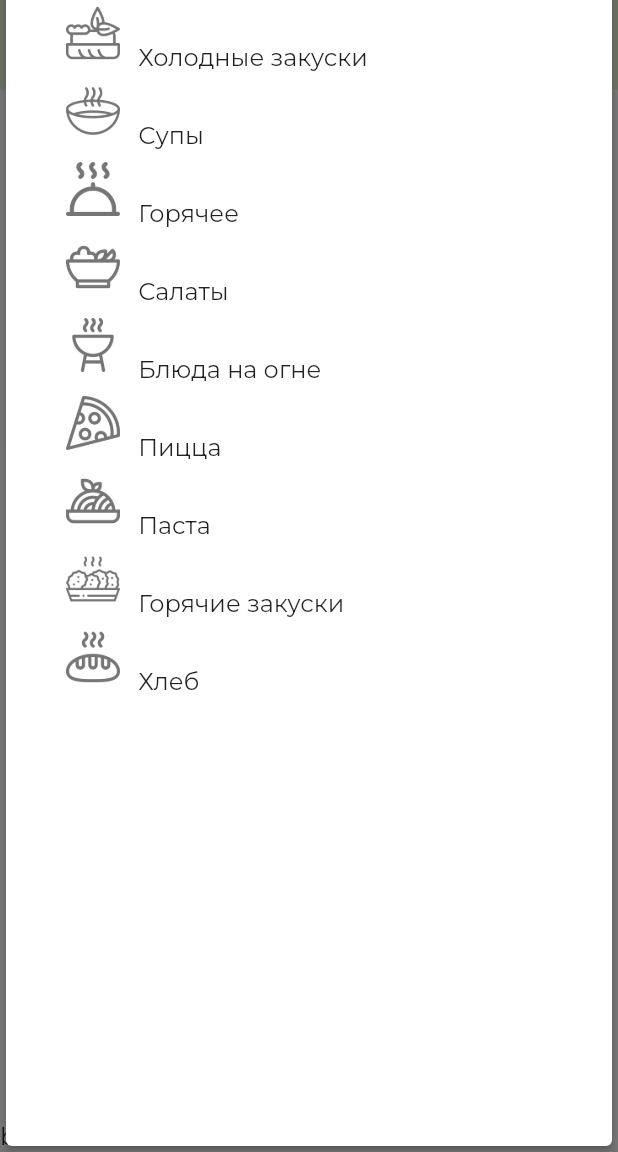
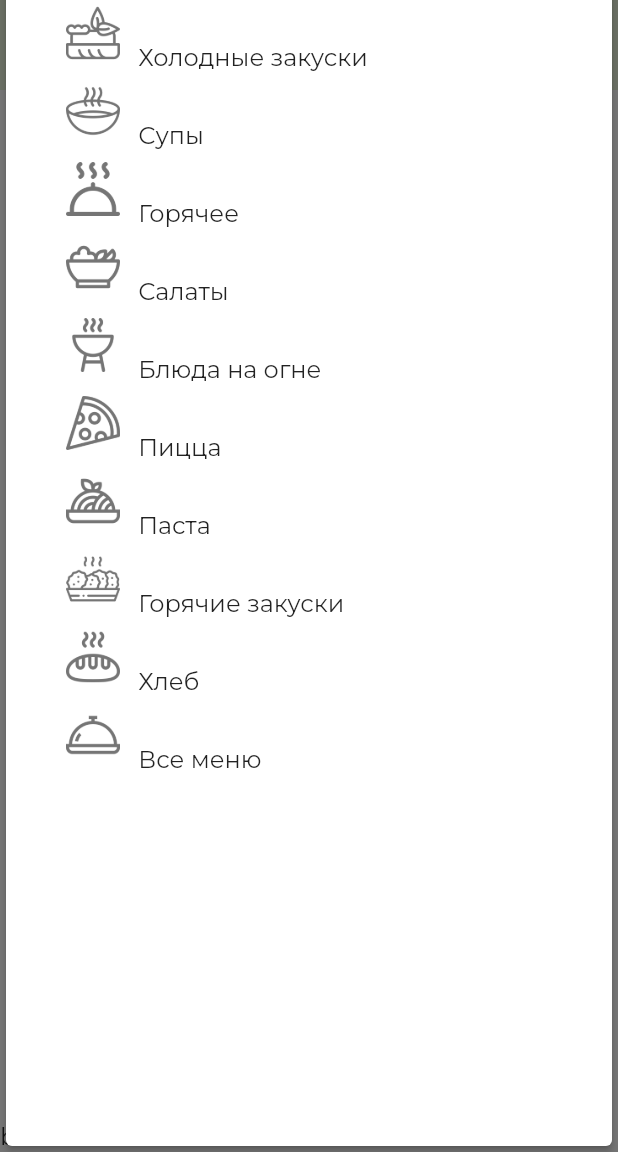
Before and after one commit to kostd/rest-frontend, a Flutter app: the screen it shows after launch, after a tap on an icon or button, on a phone screen of 412 x 824 dp, the part 84-1236 px from its top. Run offline on Flutter 3.47's test engine with Material 2 defaults, Android fonts, the light colour scheme and no system bars; drawn by our look-alikes of substring_highlight; our stand-ins replace adaptive_breakpoints, equatable, flutter_bloc, get, google_fonts, graphql and 1 more; missing offline and left inert: google_language_fonts.

Commit message:
-- суперкатегория "все меню" -- категории (и остальные) теперь extends Equatable, чтобы их можно было сравнивать

```diff
--- a/lib/domain/entities/category.dart
+++ b/lib/domain/entities/category.dart
@@ -1,10 +1,12 @@
+import 'package:equatable/equatable.dart';
+
 import 'dish.dart';
 
 /// Категория(группа) блюд, например, "горячее" или "безалкогольные напитки"
 /// В категорию входят блюда. Одно блюдо может входить в разные категории
 /// (например, "холодный квас" может входить в "прохладительные напитки" и в "новинки"
 /// Перечень категорий (в отличие от тегов, которых пока нет) меняется довольно редко.
-class Category {
+class Category extends Equatable {
   /// название
   final String name;
 
@@ -20,13 +22,18 @@ class Category {
   /// блюда, входящие в категорию.
   /// Отношение между блюдом и категорией со стороны блюда на клиенте не поддерживаем, ибо вроде не надо
   /// Оно есть на сервере для обеспечения консистентности.
-  List<Dish> dishes = <Dish>[];
+  final List<Dish> dishes;
 
-  Category(
+  const Category(
       {required this.name,
       required this.desc,
       this.iconPath,
       this.dishes = const <Dish>[]});
 
-  static final emptyCategory = Category(name: "", desc: "");
+  static const emptyCategory = Category(name: "", desc: "");
+
+  @override
+  List<Object?> get props {
+    return List.of({name, desc, iconPath, dishes});
+  }
 }
--- a/lib/domain/entities/dish.dart
+++ b/lib/domain/entities/dish.dart
@@ -1,7 +1,9 @@
 import 'dart:core';
 
+import 'package:equatable/equatable.dart';
+
 /// блюдо, или, иначе, элемент меню ресторана, menuItem
-class Dish {
+class Dish extends Equatable {
   /// наименование
   final String name;
 
@@ -30,4 +32,9 @@ class Dish {
       this.desc});
 
   static final Dish emptyDish = Dish(name: "", cost: 0);
+
+  @override
+  List<Object?> get props {
+    return List.of({name, imagePath, cost, consist, weight, desc});
+  }
 }
--- a/lib/presentation/logic/menu_cubit.dart
+++ b/lib/presentation/logic/menu_cubit.dart
@@ -26,13 +26,30 @@ class MenuCubit extends Cubit<MenuState> {
     List<Dish> dishes =
         categories.isNotEmpty ? categories.first.dishes : List.of({});
     emit(MenuState(
-      categories: categories,
+      categories: _addUberCategory(categories),
       selectedCategory:
           categories.isNotEmpty ? categories.first : Category.emptyCategory,
       searchText: "",
       dishes: dishes,
       selectedDish: dishes.isNotEmpty ? dishes.first : Dish.emptyDish,
     ));
+  }
+
+  /// добавит uber-категорию "все меню", чтобы можно было в списке просмотреть блюда всех категорий
+  List<Category> _addUberCategory(List<Category> categories) {
+    Set<Dish> allDishes = Set.of({});
+    for (Category category in categories) {
+      // Dish extends Equitable, то есть equals должен работать. Поэтому дубликатов не будет.
+      allDishes.addAll(category.dishes);
+    }
+    Category uberCategory = Category(
+        name: "Все меню",
+        desc: "Приведены все блюда ресторана",
+        dishes: List.of(allDishes),
+        iconPath: "images/categories/menu.png");
+    List<Category> result = List.of(categories);
+    result.add(uberCategory);
+    return result;
   }
 
   /// фильтровать блюда по тексту, введенному в поле поиска
--- a/pubspec.yaml
+++ b/pubspec.yaml
@@ -62,6 +62,8 @@ dependencies:
   graphql_flutter: ^5.1.0
   # resize картинок
   photo_view: ^0.14.0
+  # для работы equals, hashcode и set
+  equatable: ^2.0.5
 
 dev_dependencies:
   flutter_test:
@@ -104,6 +106,7 @@ flutter:
     - images/categories/pasta.png
     - images/categories/bread.png
     - images/categories/hot-snacks.png
+    - images/categories/menu.png
 
   # An image asset can refer to one or more resolution-specific "variants", see
   # https://flutter.dev/assets-and-images/#resolution-aware.
```
Also changed, not shown: lib/domain/entities/user.dart (+10 -3 lines), lib/presentation/widgets/menu_drawer.dart (+3 -8 lines), images/categories/menu.png (added).
